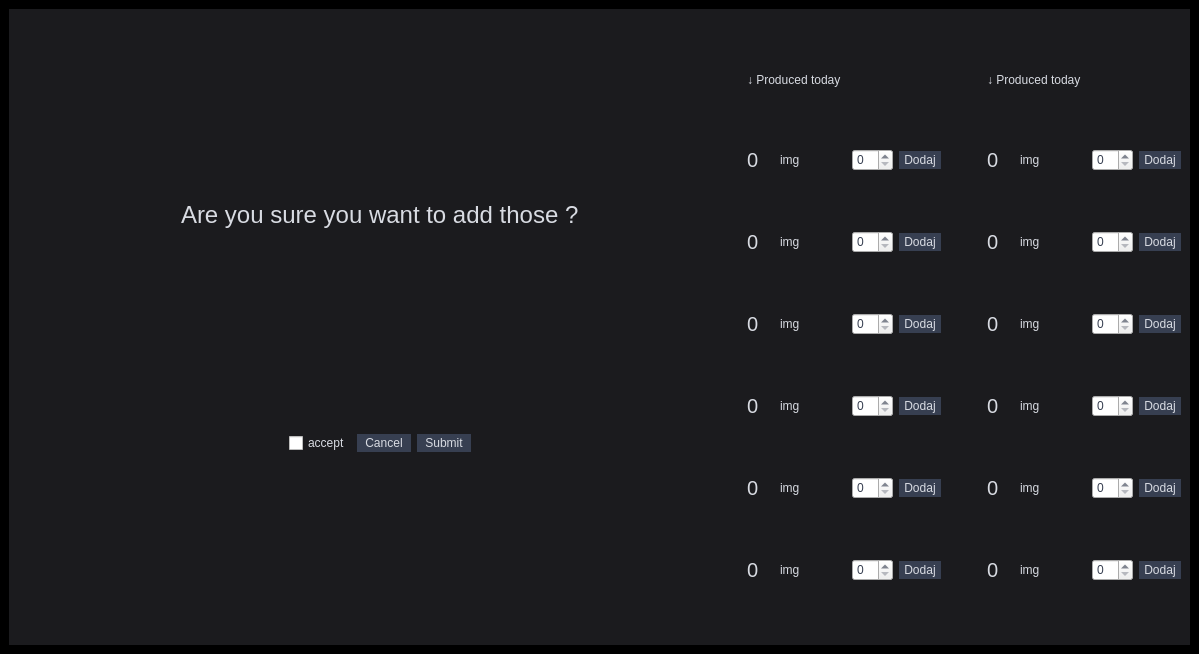
Old version of the form LinuxProject/mainwindow.ui in the repository Skalik2/LinuxAppCpp.
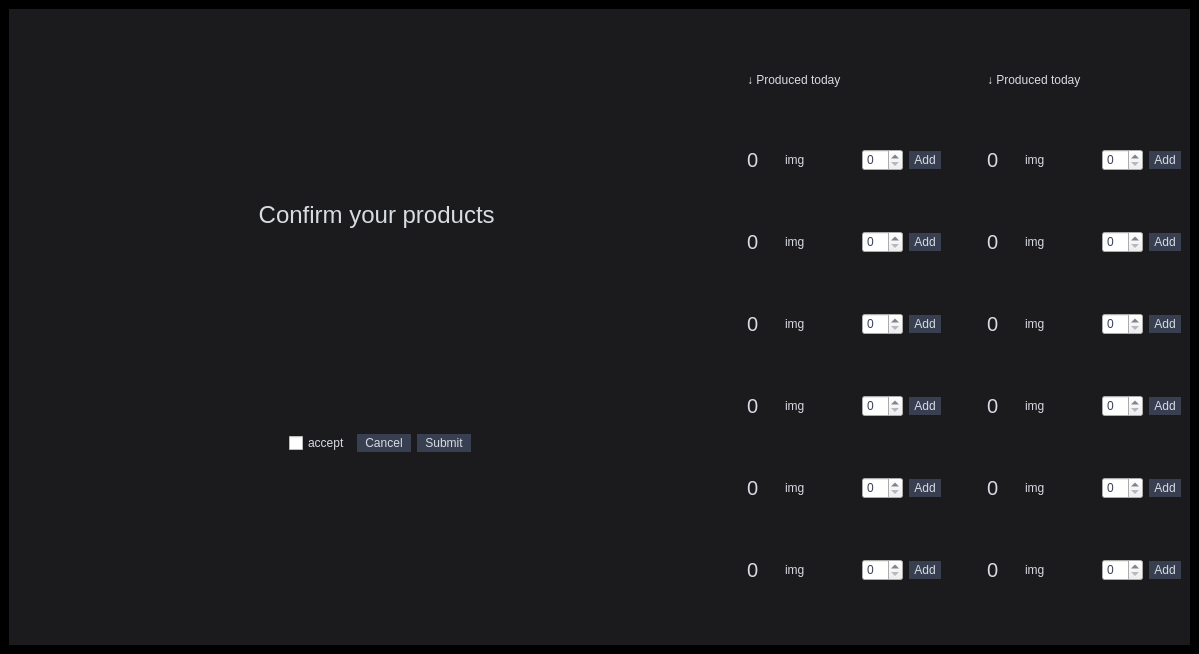
New version of the form. The open tabs and pages were chosen to show the change.

Commit message:
File write + current user name + name changes
Added writing to file after submitting production (with accept check). Whoami in the top left corner. Also changed product names.

The edit to the form file:
```diff
--- a/LinuxProject/mainwindow.ui
+++ b/LinuxProject/mainwindow.ui
@@ -328,8 +328,14 @@
                       <pointsize>18</pointsize>
                      </font>
                     </property>
+                    <property name="layoutDirection">
+                     <enum>Qt::LeftToRight</enum>
+                    </property>
                     <property name="text">
-                     <string>Are you sure you want to add those ?</string>
+                     <string>Confirm your products </string>
+                    </property>
+                    <property name="alignment">
+                     <set>Qt::AlignCenter</set>
                     </property>
                    </widget>
                   </item>
@@ -631,7 +637,7 @@
               <item>
                <widget class="QPushButton" name="pushButton1_3">
                 <property name="text">
-                 <string>Dodaj</string>
+                 <string>Add</string>
                 </property>
                </widget>
               </item>
@@ -804,7 +810,7 @@
               <item>
                <widget class="QPushButton" name="pushButton2_2">
                 <property name="text">
-                 <string>Dodaj</string>
+                 <string>Add</string>
                 </property>
                </widget>
               </item>
@@ -854,7 +860,7 @@
               <item>
                <widget class="QPushButton" name="pushButton3_2">
                 <property name="text">
-                 <string>Dodaj</string>
+                 <string>Add</string>
                 </property>
                </widget>
               </item>
@@ -903,7 +909,7 @@
               <item>
                <widget class="QPushButton" name="pushButton4_2">
                 <property name="text">
-                 <string>Dodaj</string>
+                 <string>Add</string>
                 </property>
                </widget>
               </item>
@@ -952,7 +958,7 @@
               <item>
                <widget class="QPushButton" name="pushButton5_2">
                 <property name="text">
-                 <string>Dodaj</string>
+                 <string>Add</string>
                 </property>
                </widget>
               </item>
@@ -1001,7 +1007,7 @@
               <item>
                <widget class="QPushButton" name="pushButton6_2">
                 <property name="text">
-                 <string>Dodaj</string>
+                 <string>Add</string>
                 </property>
                </widget>
               </item>
@@ -1109,7 +1115,7 @@
               <item>
                <widget class="QPushButton" name="pushButton1">
                 <property name="text">
-                 <string>Dodaj</string>
+                 <string>Add</string>
                 </property>
                </widget>
               </item>
@@ -1282,7 +1288,7 @@
               <item>
                <widget class="QPushButton" name="pushButton2">
                 <property name="text">
-                 <string>Dodaj</string>
+                 <string>Add</string>
                 </property>
                </widget>
               </item>
@@ -1332,7 +1338,7 @@
               <item>
                <widget class="QPushButton" name="pushButton3">
                 <property name="text">
-                 <string>Dodaj</string>
+                 <string>Add</string>
                 </property>
                </widget>
               </item>
@@ -1381,7 +1387,7 @@
               <item>
                <widget class="QPushButton" name="pushButton4">
                 <property name="text">
-                 <string>Dodaj</string>
+                 <string>Add</string>
                 </property>
                </widget>
               </item>
@@ -1430,7 +1436,7 @@
               <item>
                <widget class="QPushButton" name="pushButton5">
                 <property name="text">
-                 <string>Dodaj</string>
+                 <string>Add</string>
                 </property>
                </widget>
               </item>
@@ -1479,7 +1485,7 @@
               <item>
                <widget class="QPushButton" name="pushButton6">
                 <property name="text">
-                 <string>Dodaj</string>
+                 <string>Add</string>
                 </property>
                </widget>
               </item>
```
Left out of the diff: 8 changed lines with no effect on the pictures. The commit also changes 2 other files.
